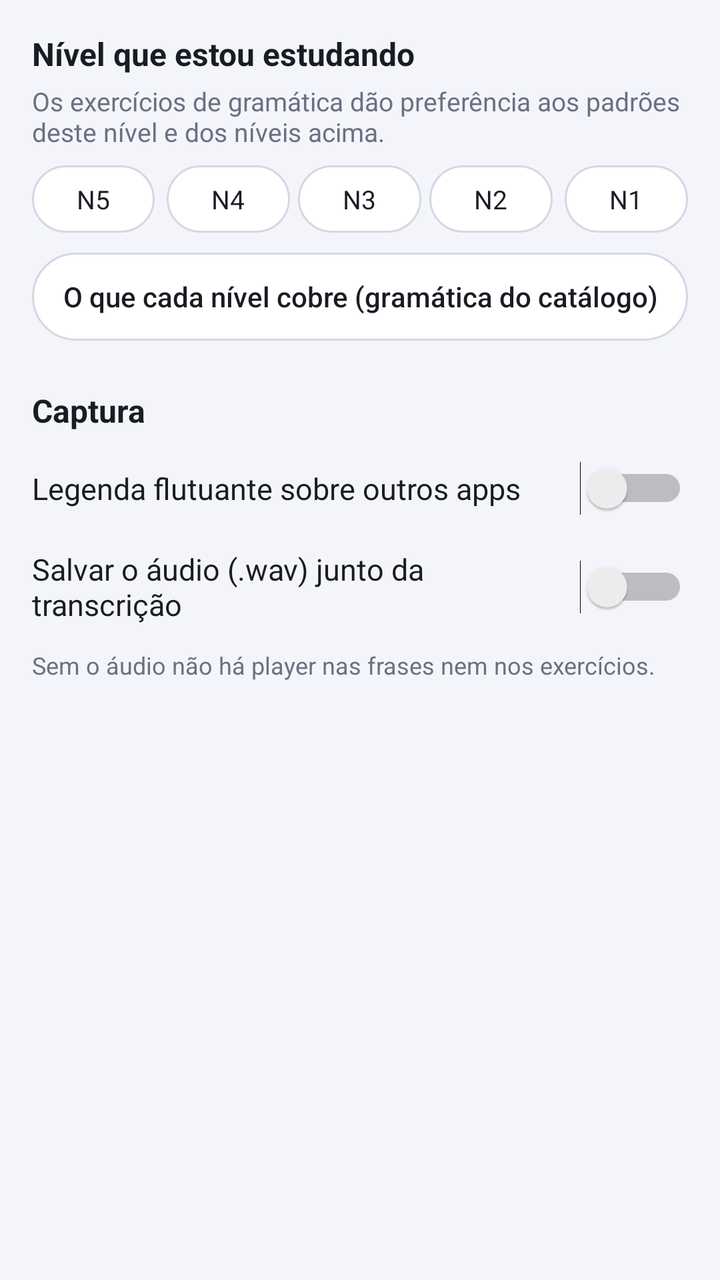
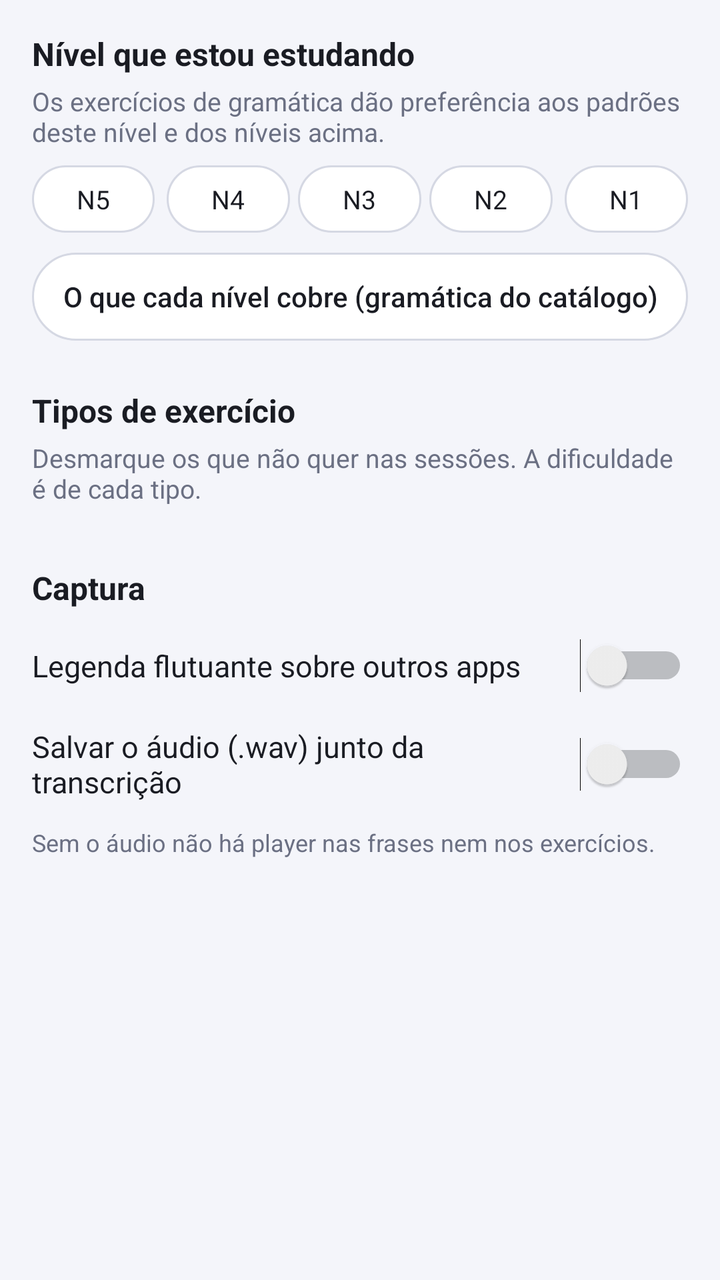

Compare the two renders of this Android layout. The source of the first and the diff that turns it into the second are given below.
<!-- AndroidManifest.xml: application theme Theme.LegendaJP -->
<!-- res/layout/activity_settings.xml -->
<?xml version="1.0" encoding="utf-8"?>
<ScrollView xmlns:android="http://schemas.android.com/apk/res/android"
    android:layout_width="match_parent"
    android:layout_height="match_parent">

    <LinearLayout
        android:layout_width="match_parent"
        android:layout_height="wrap_content"
        android:orientation="vertical"
        android:padding="16dp">

        <TextView
            android:layout_width="match_parent"
            android:layout_height="wrap_content"
            android:text="Nível que estou estudando"
            android:textColor="@color/text"
            android:textSize="16sp"
            android:textStyle="bold" />

        <TextView
            android:layout_width="match_parent"
            android:layout_height="wrap_content"
            android:layout_marginTop="4dp"
            android:text="Os exercícios de gramática dão preferência aos padrões deste nível e dos níveis acima."
            android:textColor="@color/text_secondary"
            android:textSize="13sp" />

        <RadioGroup
            android:id="@+id/levels"
            android:layout_width="match_parent"
            android:layout_height="wrap_content"
            android:layout_marginTop="8dp"
            android:orientation="horizontal">

            <RadioButton android:id="@+id/n5" style="@style/Chip" android:layout_width="0dp" android:layout_height="wrap_content" android:layout_weight="1" android:layout_marginEnd="4dp" android:text="N5" />
            <RadioButton android:id="@+id/n4" style="@style/Chip" android:layout_width="0dp" android:layout_height="wrap_content" android:layout_weight="1" android:layout_marginStart="2dp" android:layout_marginEnd="2dp" android:text="N4" />
            <RadioButton android:id="@+id/n3" style="@style/Chip" android:layout_width="0dp" android:layout_height="wrap_content" android:layout_weight="1" android:layout_marginStart="2dp" android:layout_marginEnd="2dp" android:text="N3" />
            <RadioButton android:id="@+id/n2" style="@style/Chip" android:layout_width="0dp" android:layout_height="wrap_content" android:layout_weight="1" android:layout_marginStart="2dp" android:layout_marginEnd="2dp" android:text="N2" />
            <RadioButton android:id="@+id/n1" style="@style/Chip" android:layout_width="0dp" android:layout_height="wrap_content" android:layout_weight="1" android:layout_marginStart="4dp" android:text="N1" />
        </RadioGroup>

        <Button
            android:id="@+id/btnLevelInfo"
            style="@style/Button.Outline"
            android:layout_width="match_parent"
            android:layout_height="wrap_content"
            android:layout_marginTop="10dp"
            android:text="O que cada nível cobre (gramática do catálogo)" />

        <TextView
            android:layout_width="match_parent"
            android:layout_height="wrap_content"
            android:layout_marginTop="24dp"
            android:text="Captura"
            android:textColor="@color/text"
            android:textSize="16sp"
            android:textStyle="bold" />

        <Switch
            android:id="@+id/swOverlay"
            android:layout_width="match_parent"
            android:layout_height="wrap_content"
            android:layout_marginTop="8dp"
            android:paddingTop="10dp"
            android:paddingBottom="10dp"
            android:text="Legenda flutuante sobre outros apps"
            android:textColor="@color/text"
            android:textSize="15sp" />

        <Switch
            android:id="@+id/swWav"
            android:layout_width="match_parent"
            android:layout_height="wrap_content"
            android:paddingTop="10dp"
            android:paddingBottom="10dp"
            android:text="Salvar o áudio (.wav) junto da transcrição"
            android:textColor="@color/text"
            android:textSize="15sp" />

        <TextView
            android:layout_width="match_parent"
            android:layout_height="wrap_content"
            android:layout_marginTop="2dp"
            android:text="Sem o áudio não há player nas frases nem nos exercícios."
            android:textColor="@color/text_secondary"
            android:textSize="12sp" />
    </LinearLayout>
</ScrollView>
<!-- resources referenced by this layout -->
<resources>
  <color name="text">#1A1C23</color>
  <color name="text_secondary">#6B7083</color>
  <style name="Chip" parent="@android:style/Widget.DeviceDefault.CompoundButton.RadioButton">
          <item name="android:button">@null</item>
          <item name="android:background">@drawable/bg_chip</item>
          <item name="android:textColor">@color/chip_text</item>
          <item name="android:textSize">13sp</item>
          <item name="android:maxLines">1</item>
          <item name="android:autoSizeTextType">uniform</item>
          <item name="android:autoSizeMinTextSize">9sp</item>
          <item name="android:autoSizeMaxTextSize">13sp</item>
          <item name="android:gravity">center</item>
          <item name="android:paddingTop">8dp</item>
          <item name="android:paddingBottom">8dp</item>
          <item name="android:paddingStart">10dp</item>
          <item name="android:paddingEnd">10dp</item>
      </style>
  <style name="Theme.LegendaJP" parent="@android:style/Theme.DeviceDefault.DayNight">
          <item name="android:colorPrimary">@color/primary</item>
          <item name="android:colorAccent">@color/accent</item>
          <item name="android:windowBackground">@color/background</item>
          <item name="android:statusBarColor">@color/background</item>
          <item name="android:navigationBarColor">@color/background</item>
          <item name="android:windowLightStatusBar">true</item>
          <item name="android:windowLightNavigationBar">true</item>
          <item name="android:textColorPrimary">@color/text</item>
          <item name="android:textColorSecondary">@color/text_secondary</item>
          <item name="android:actionBarStyle">@style/LegendaJP.ActionBar</item>
      </style>
  <!-- drawable bg_button_outline (drawable) -->
  <?xml version="1.0" encoding="utf-8"?>
  <ripple xmlns:android="http://schemas.android.com/apk/res/android" android:color="@color/accent_soft">
      <item>
          <shape android:shape="rectangle">
              <solid android:color="@color/card" />
              <stroke android:width="1dp" android:color="@color/outline" />
              <corners android:radius="22dp" />
          </shape>
      </item>
  </ripple>
  <!-- drawable bg_chip (drawable) -->
  <?xml version="1.0" encoding="utf-8"?>
  <selector xmlns:android="http://schemas.android.com/apk/res/android">
      <item android:state_checked="true">
          <shape android:shape="rectangle">
              <solid android:color="@color/accent" />
              <corners android:radius="20dp" />
          </shape>
      </item>
      <item>
          <shape android:shape="rectangle">
              <solid android:color="@color/card" />
              <stroke android:width="1dp" android:color="@color/outline" />
              <corners android:radius="20dp" />
          </shape>
      </item>
  </selector>
  <color name="primary">#1E2A5A</color>
  <color name="accent">#3D5AFE</color>
  <color name="background">#F4F5FA</color>
  <style name="LegendaJP.ActionBar" parent="@android:style/Widget.DeviceDefault.ActionBar.Solid">
          <item name="android:background">@color/background</item>
          <item name="android:elevation">0dp</item>
          <item name="android:titleTextStyle">@style/LegendaJP.ActionBar.Title</item>
      </style>
  <color name="accent_soft">#2A3D5AFE</color>
  <color name="card">#FFFFFF</color>
  <color name="outline">#D5D8E3</color>
  <style name="LegendaJP.ActionBar.Title" parent="@android:style/TextAppearance.DeviceDefault.Widget.ActionBar.Title">
          <item name="android:textColor">@color/text</item>
          <item name="android:textStyle">bold</item>
      </style>
  <!-- unchanged entries left out for length: 1 -->
</resources>

<!-- the commit's change to res/layout/activity_settings.xml (unified diff, before → after) -->
@@ -51,6 +51,30 @@
             android:layout_width="match_parent"
             android:layout_height="wrap_content"
             android:layout_marginTop="24dp"
+            android:text="Tipos de exercício"
+            android:textColor="@color/text"
+            android:textSize="16sp"
+            android:textStyle="bold" />
+
+        <TextView
+            android:layout_width="match_parent"
+            android:layout_height="wrap_content"
+            android:layout_marginTop="4dp"
+            android:text="Desmarque os que não quer nas sessões. A dificuldade é de cada tipo."
+            android:textColor="@color/text_secondary"
+            android:textSize="13sp" />
+
+        <LinearLayout
+            android:id="@+id/kindsBox"
+            android:layout_width="match_parent"
+            android:layout_height="wrap_content"
+            android:layout_marginTop="6dp"
+            android:orientation="vertical" />
+
+        <TextView
+            android:layout_width="match_parent"
+            android:layout_height="wrap_content"
+            android:layout_marginTop="24dp"
             android:text="Captura"
             android:textColor="@color/text"
             android:textSize="16sp"
